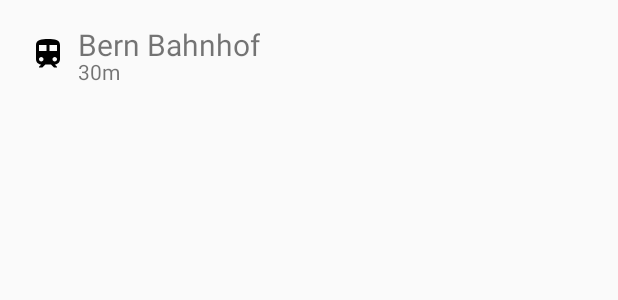
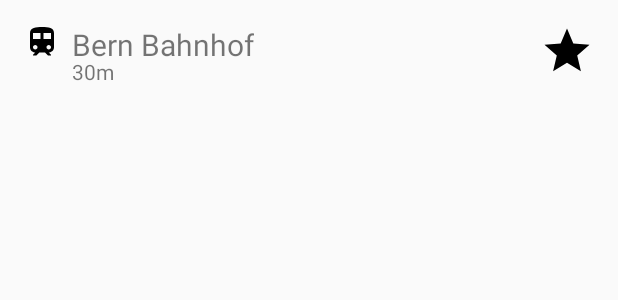
Before and after one commit to FaKiieZ/FindYourWay, an Android app: the layout location_listitem.xml on its own in the app's theme, with its tools: preview values and no code run, on a phone screen of 412 x 824 dp. Shown: the top 300 px of the screen. Run offline under Robolectric (Android 15) with nearby library versions, the phone set to English and light mode, and no system bars; network calls fail.

Commit message:
add search and fav button

```diff
--- a/app/src/main/java/ch/bbcag/findyourway/views/ConnectionListAdapter.java
+++ b/app/src/main/java/ch/bbcag/findyourway/views/ConnectionListAdapter.java
@@ -42,9 +42,9 @@ public class ConnectionListAdapter extends ArrayAdapter<Connection> {
         TextView plattformNumber = convertView.findViewById(R.id.textViewPlattformNumber);
         TextView plattform = convertView.findViewById(R.id.textViewPlattform);
         // set values
-        //if (connection.getDelay() != 0 && connection.getDelay() != null){
+        if (connection.getDelay() != 0 && connection.getDelay() != null){
             icon.setVisibility(View.VISIBLE);
-        //}
+        }
         number.setText(connection.getCategory() + connection.getNumber());
         destination.setText("Richtung " + connection.getTo().getName());
         time.setText(connection.getDeparture());
--- /dev/null
+++ b/app/src/main/res/drawable/fav_button.xml
@@ -0,0 +1,13 @@
+<?xml version="1.0" encoding="utf-8"?>
+<!-- Put your color for ripple effect -->
+<ripple xmlns:android="http://schemas.android.com/apk/res/android"
+    android:color="@color/colorPrimaryDark">
+    <item android:id="@android:id/mask">
+        <shape android:shape="oval" >
+            <!-- Color not displayed,just to tell ripple about the bounds -->
+            <solid android:color="@android:color/black" />
+        </shape>
+    </item>
+    <!-- And your drawable -->
+    <item android:drawable="@drawable/ic_star_black_24dp" />
+</ripple>
--- a/app/src/main/res/layout/connection_listitem.xml
+++ b/app/src/main/res/layout/connection_listitem.xml
@@ -30,12 +30,12 @@
         app:layout_constraintStart_toEndOf="@+id/textViewNumber"
         app:layout_constraintTop_toTopOf="parent" />
 
-    <ImageView
+    <android.support.v7.widget.AppCompatImageView
         android:id="@+id/imageViewDelay"
         android:layout_width="24dp"
         android:layout_height="24dp"
         android:layout_marginTop="16dp"
-        android:visibility="visible"
+        android:visibility="invisible"
         app:layout_constraintEnd_toEndOf="parent"
         app:layout_constraintTop_toTopOf="parent"
         app:srcCompat="@drawable/ic_access_time_black_24dp" />
--- a/app/src/main/res/layout/location_listitem.xml
+++ b/app/src/main/res/layout/location_listitem.xml
@@ -11,8 +11,7 @@
         android:id="@+id/imageViewIcon"
         android:layout_width="24dp"
         android:layout_height="24dp"
-        android:layout_marginStart="4dp"
-        android:layout_marginTop="24dp"
+        android:layout_marginTop="16dp"
         android:visibility="visible"
         app:layout_constraintStart_toStartOf="parent"
         app:layout_constraintTop_toTopOf="parent"
@@ -40,6 +39,15 @@
         app:layout_constraintTop_toBottomOf="@+id/textViewName"
         tools:text="30m" />
 
+    <Button
+        android:id="@+id/button2"
+        android:layout_width="36dp"
+        android:layout_height="36dp"
+        android:layout_marginTop="16dp"
+        android:background="@drawable/fav_button"
+        app:layout_constraintEnd_toEndOf="parent"
+        app:layout_constraintTop_toTopOf="parent" />
+
     <android.support.constraint.Guideline
         android:id="@+id/guideline"
         android:layout_width="wrap_content"
```
Also changed, not shown: app/src/main/java/ch/bbcag/findyourway/views/TabSearchFragment.java (+77 -11 lines), app/src/main/res/layout/fragment_search.xml (+7 -1 lines).
